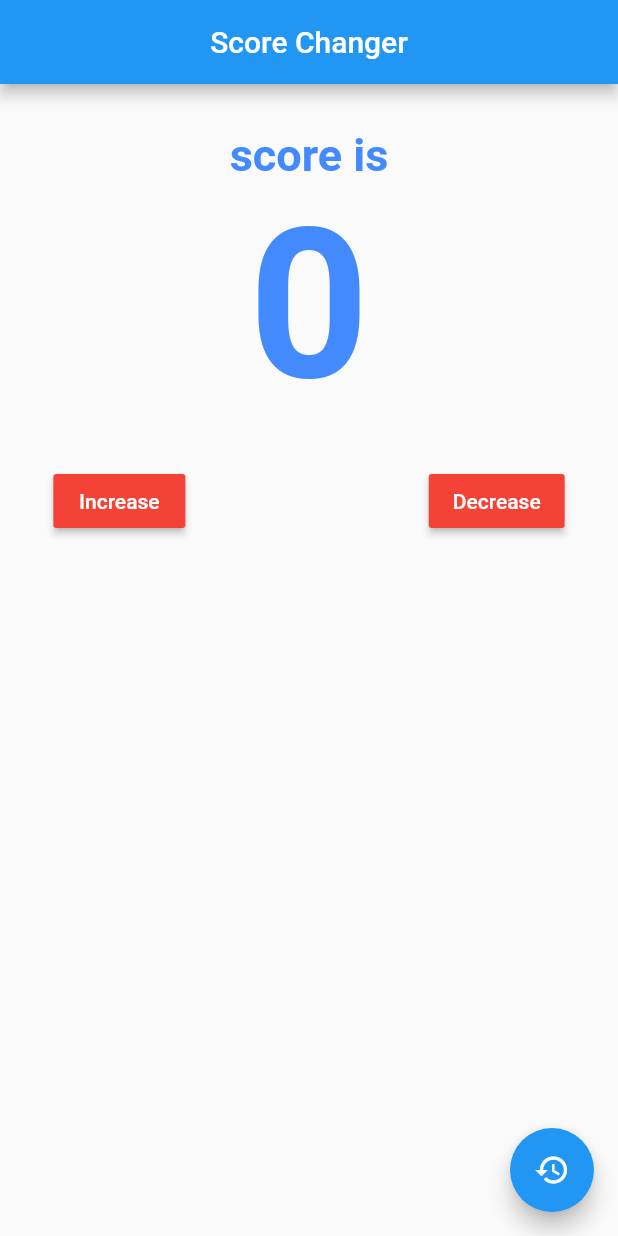
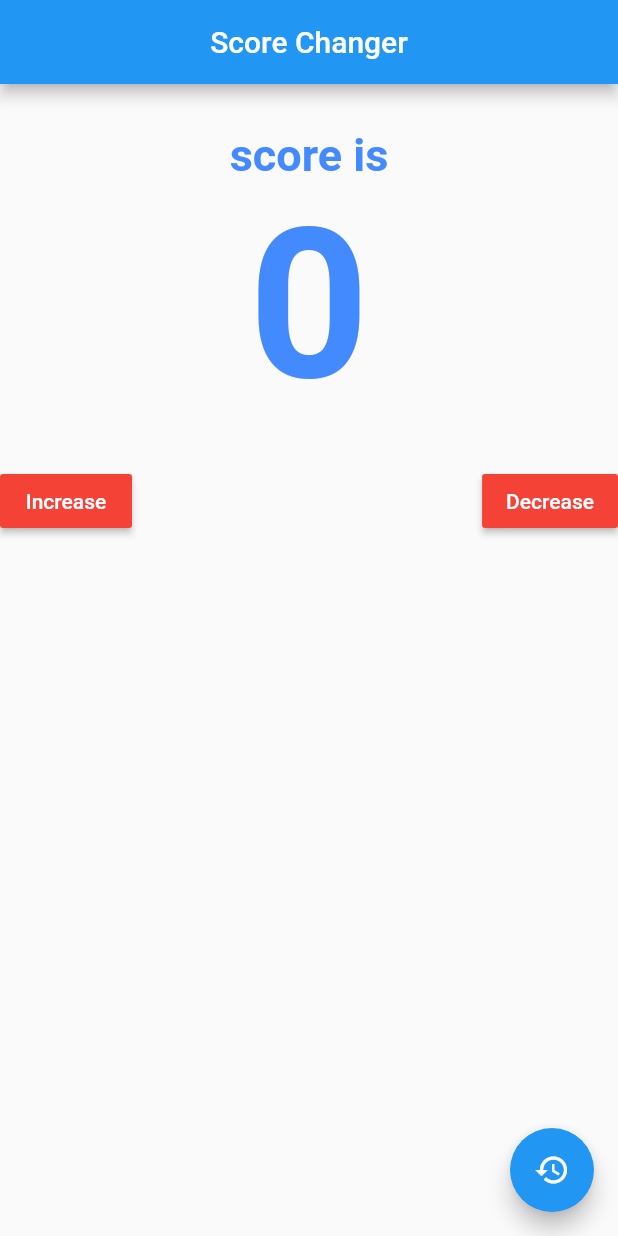
Before and after one commit to subinamagar/sub, a Flutter app: the screen it shows after launch, on a phone screen of 412 x 824 dp. Run offline on Flutter 3.47's test engine with Material 2 defaults, Android fonts, the light colour scheme and no system bars.

Commit message:
latest update

```diff
--- a/lib/main.dart
+++ b/lib/main.dart
@@ -81,7 +81,7 @@ class _ScoreHomeState extends State<ScoreHome> {
             width: 80,
           ),
           Row(
-            mainAxisAlignment: MainAxisAlignment.spaceAround,
+            mainAxisAlignment: MainAxisAlignment.spaceBetween,
             children: [
               RaisedButton(
                 color: Colors.red,
```
